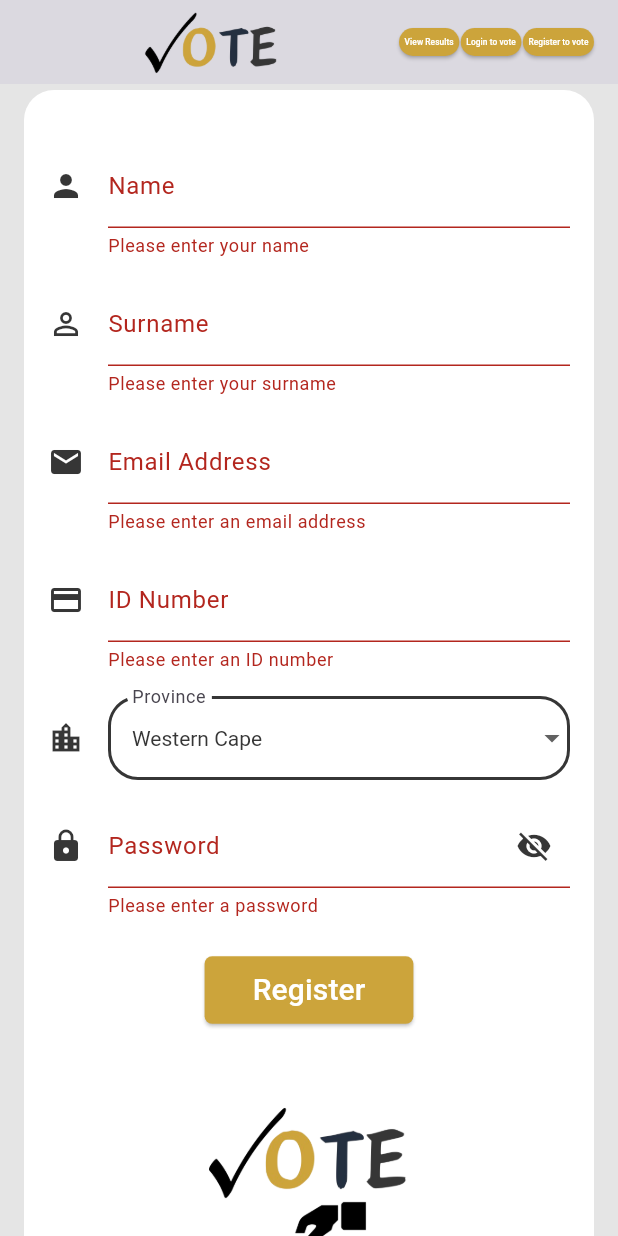
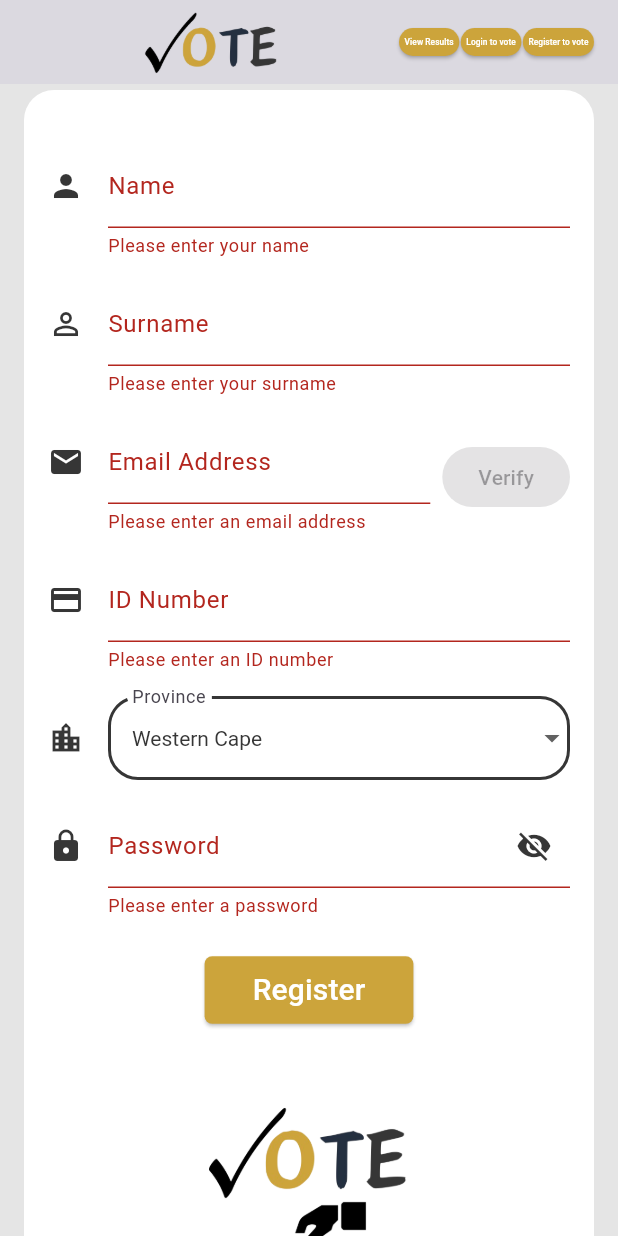
Before and after one commit to mulalorasivhaga/election_platform, a Flutter app: the RegScreen screen opened by its route, scrolled down 232 dp, after a tap on "Register", on a phone screen of 412 x 824 dp. Run offline on Flutter 3.47's test engine with Material 3 defaults, Android fonts, the phone set to English and light mode, and no system bars; our stand-ins replace cloud_firestore, firebase_auth, firebase_core, fl_chart, logger; accounts and stored records are empty.

Commit message:
added loggers to the login/reg screen

```diff
--- a/lib/features/auth/screens/reg_screen.dart
+++ b/lib/features/auth/screens/reg_screen.dart
@@ -1,6 +1,8 @@
 import 'package:flutter/material.dart';
 import '../../../shared/widgets/main_navigator.dart';
 import '../services/auth_service.dart';
+import '../services/email_verification_service.dart';
+import 'package:logger/logger.dart';
 
 
 class RegScreen extends StatefulWidget {
@@ -11,12 +13,31 @@
 }
 
 class _RegScreenState extends State<RegScreen> {
+
+  // Initialize services and controllers
   final _formKey = GlobalKey<FormState>();
   final _authService = AuthService();
+  final _emailVerificationService = EmailVerificationService();
+
+  // Logger
+  final Logger _logger = Logger(
+    printer: PrettyPrinter(
+      methodCount: 0,
+      errorMethodCount: 3,
+      lineLength: 50,
+      colors: true,
+      printEmojis: true,
+    ),
+  );
+
+
+// State variables
   bool _passwordVisible = false;
   bool _isLoading = false;
+  bool _isEmailVerified = false;
+  bool _isVerifyingEmail = false;
 
-  // Form fields - only keep what's needed
+  // Form fields
   String name = '';
   String surname = '';
   String email = '';
@@ -37,12 +58,17 @@
     'KwaZulu-Natal',
   ];
 
+  @override
+  void dispose() {
+    _logger.d('Disposing RegScreen');
+    super.dispose();
+  }
+
 // Email validation
   String? _validateEmail(String? value) {
     if (value == null || value.isEmpty) {
       return 'Please enter an email address';
     }
-    // Regular expression for email validation
     final emailRegex = RegExp(r'^[\w-\.]+@([\w-]+\.)+[\w-]{2,4}$');
     if (!emailRegex.hasMatch(value)) {
       return 'Please enter a valid email address';
@@ -55,7 +81,6 @@
     if (value == null || value.isEmpty) {
       return 'Please enter an ID number';
     }
-    // South African ID number is 13 digits
     final idRegex = RegExp(r'^\d{13}$');
     if (!idRegex.hasMatch(value)) {
       return 'Please enter a valid 13-digit ID number';
@@ -71,18 +96,124 @@
     if (value.length < 6) {
       return 'Password must be at least 6 characters long';
     }
-    // Check for at least one uppercase letter
     if (!value.contains(RegExp(r'[A-Z]'))) {
       return 'Password must contain at least one uppercase letter';
     }
-    // Check for at least one number
     if (!value.contains(RegExp(r'[0-9]'))) {
       return 'Password must contain at least one number';
     }
     return null;
   }
 
-  /// Handle form submission
+  /// Verify email address
+  Future<void> _verifyEmail() async {
+    if (email.isEmpty) return;
+
+    setState(() => _isVerifyingEmail = true);
+    _logger.i('Starting email verification for: $email');
+
+    try {
+      final (isValid, message) = await _emailVerificationService.verifyEmail(email);
+      _logger.i('Email verification response: Valid: $isValid, Message: $message');
+
+      setState(() {
+        _isEmailVerified = isValid;
+        _isVerifyingEmail = false;
+      });  if (mounted) {
+        ScaffoldMessenger.of(context).showSnackBar(
+          SnackBar(
+            content: Text(message),
+            backgroundColor: isValid ? Colors.green : Colors.red,
+          ),
+        );
+      }
+    } catch (e, stackTrace) {
+      _logger.e('Email verification failed', error: e, stackTrace: stackTrace);
+      setState(() => _isVerifyingEmail = false);
+
+      if (mounted) {
+        ScaffoldMessenger.of(context).showSnackBar(
+          const SnackBar(
+            content: Text('Failed to verify email. Please try again.'),
+            backgroundColor: Colors.red,
+          ),
+        );
+      }
+    }
+  }
+
+
+  // Registration handler
+  Future<void> _handleRegistration() async {
+    if (!_formKey.currentState!.validate()) {
+      _logger.w('Form validation failed');
+      return;
+    }
+
+    if (!_isEmailVerified) {
+      _logger.w('Attempted registration with unverified email');
+      ScaffoldMessenger.of(context).showSnackBar(
+        const SnackBar(
+          content: Text('Please verify your email first'),
+          backgroundColor: Colors.orange,
+        ),
+      );
+      return;
+    }
+
+    setState(() => _isLoading = true);
+    _logger.i('Starting registration process for user: $email');
+
+    try {
+      final (user, message) = await _authService.registerUser(
+        email: email,
+        password: password,
+        name: name,
+        surname: surname,
+        idNumber: idNumber,
+        province: province,
+      );
+
+      _logger.i('Registration response: User: ${user?.uid}, Message: $message');
+
+      if (mounted) {
+        if (user != null) {
+          _logger.i('Registration successful for user: ${user.uid}');
+          ScaffoldMessenger.of(context).showSnackBar(
+            const SnackBar(
+              content: Text('Registration successful!'),
+              backgroundColor: Colors.green,
+            ),
+          );
+          Navigator.pushReplacementNamed(context, '/login');
+        } else {
+          _logger.w('Registration failed: $message');
+          ScaffoldMessenger.of(context).showSnackBar(
+            SnackBar(
+              content: Text(message),
+              backgroundColor: Colors.red,
+            ),
+          );
+        }
+      }
+    } catch (e, stackTrace) {
+      _logger.e('Registration error', error: e, stackTrace: stackTrace);
+      if (mounted) {
+        ScaffoldMessenger.of(context).showSnackBar(
+          SnackBar(
+            content: Text('Registration failed: ${e.toString()}'),
+            backgroundColor: Colors.red,
+          ),
+        );
+      }
+    } finally {
+      if (mounted) {
+        setState(() => _isLoading = false);
+      }
+    }
+  }
+
+      /// Handle form submission
   @override
   Widget build(BuildContext context) {
     return Scaffold(
@@ -231,12 +362,7 @@
         ),
         SizedBox(height: padding),
         // Email
-        _buildTextField(
-          label: 'Email Address',
-          icon: Icons.email,
-          onChanged: (v) => setState(() => email = v),
-          validator: _validateEmail,
-        ),
+        _buildEmailField(),
         SizedBox(height: padding),
         // ID Number
         _buildTextField(
@@ -281,12 +407,7 @@
               value?.isEmpty ?? true ? 'Please enter your surname' : null,
         ),
         SizedBox(height: padding),
-        _buildTextField(
-          label: 'Email Address',
-          icon: Icons.email,
-          onChanged: (v) => setState(() => email = v),
-          validator: _validateEmail,
-        ),
+        _buildEmailField(),
         SizedBox(height: padding),
         _buildTextField(
           label: 'ID Number',
@@ -333,6 +454,55 @@
     );
   }
 
+  /// Build email field with verification button
+  Widget _buildEmailField() {
+    return Row(
+      children: [
+        Expanded(
+          child: TextFormField(
+            onChanged: (v) => setState(() {
+              email = v;
+              _isEmailVerified = false;
+            }),
+            validator: _validateEmail,
+            decoration: InputDecoration(
+              labelText: 'Email Address',
+              icon: const Icon(Icons.email, color: Color(0xFF363636)),
+              suffixIcon: _isEmailVerified
+                  ? const Icon(Icons.check_circle, color: Colors.green)
+                  : null,
+              enabledBorder: const OutlineInputBorder(
+                borderSide: BorderSide(color: Color(0xFF363636), width: 2),
+                borderRadius: BorderRadius.all(Radius.circular(20)),
+              ),
+              focusedBorder: const OutlineInputBorder(
+                borderSide: BorderSide(color: Color(0xFFCCA43B), width: 2),
+              ),
+            ),
+          ),
+        ),
+        const SizedBox(width: 8),
+        ElevatedButton(
+          onPressed: (email.isEmpty || _isVerifyingEmail) ? null : _verifyEmail,
+          style: ElevatedButton.styleFrom(
+            backgroundColor: const Color(0xFFCCA43B),
+            foregroundColor: Colors.white,
+          ),
+          child: _isVerifyingEmail
+              ? const SizedBox(
+            width: 20,
+            height: 20,
+            child: CircularProgressIndicator(
+              color: Colors.white,
+              strokeWidth: 2,
+            ),
+          )
+              : const Text('Verify'),
+        ),
+      ],
+    );
+  }
+
   /// Build password field
   Widget _buildPasswordField() {
     return TextFormField(
@@ -358,7 +528,7 @@
     );
   }
 
-  /// Build dropdown field
+  /// Build dropdown field for provinces
   Widget _buildDropdownField({
     required String label,
     required String value,
@@ -419,46 +589,4 @@
     );
   }
 
-  /// Handle form submission
-  Future<void> _handleRegistration() async {
-    if (!_formKey.currentState!.validate()) {
-      return;
-    }
-
-    setState(() => _isLoading = true);
-
-    try {
-      final (user, message) = await _authService.registerUser(
-        email: email,
-        password: password,
-        name: name,
-        surname: surname,
-        idNumber: idNumber,
-        province: province,
-      );
-
-      if (mounted) {
-        if (user != null) {
-          ScaffoldMessenger.of(context).showSnackBar(
-            const SnackBar(
-              content: Text('Registration successful!'),
-              backgroundColor: Colors.green,
-            ),
-          );
-          Navigator.pushReplacementNamed(context, '/login');
-        } else {
-          ScaffoldMessenger.of(context).showSnackBar(
-            SnackBar(
-              content: Text(message),
-              backgroundColor: Colors.red,
-            ),
-          );
-        }
-      }
-    } finally {
-      if (mounted) {
-        setState(() => _isLoading = false);
-      }
-    }
-  }
 }
--- a/lib/features/auth/services/email_verification_service.dart
+++ b/lib/features/auth/services/email_verification_service.dart
@@ -6,6 +6,8 @@
 class EmailVerificationService {
   static const String _baseUrl = 'https://api.mailcheck.ai';
   static const String _apiKey = '83vHe93CYWPrzeaNCKthPUE080VpXYXP'; // API key
+
+
 
   // List of explicitly allowed email domains
   final Set<String> _allowedDomains = {
```
Also changed, not shown: lib/features/auth/screens/login_screen.dart (+44 -5 lines).
